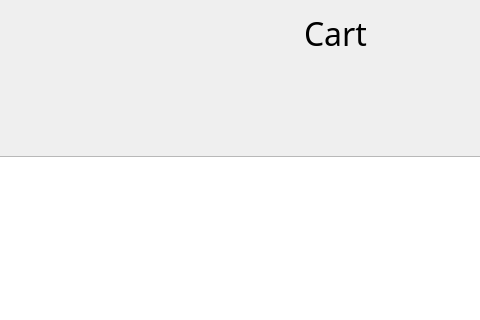
This is cart.ui in arc-bphc/sims-gui as Qt 5 draws it before an edit; both pictures show x 212 to 692 and y 0 to 320 of the 1094 by 795 pixel window. The edited form follows.
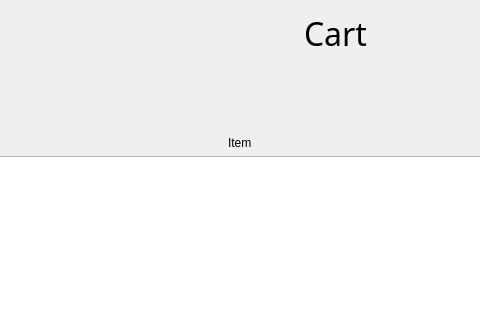
This is the edited form. Icons and pictures are not drawn.

```diff
--- a/cart.ui
+++ b/cart.ui
@@ -47,7 +47,7 @@
        </property>
       </spacer>
      </item>
-     <item row="2" column="3">
+     <item row="3" column="3">
       <layout class="QGridLayout" name="gridLayout">
        <item row="0" column="0" colspan="2" alignment="Qt::AlignHCenter">
         <widget class="QLabel" name="partName">
@@ -236,7 +236,7 @@
        </property>
       </widget>
      </item>
-     <item row="2" column="2">
+     <item row="3" column="2">
       <spacer name="horizontalSpacer_3">
        <property name="orientation">
         <enum>Qt::Horizontal</enum>
@@ -249,7 +249,7 @@
        </property>
       </spacer>
      </item>
-     <item row="2" column="1">
+     <item row="3" column="1">
       <widget class="QListView" name="listView">
        <property name="minimumSize">
         <size>
@@ -265,6 +265,16 @@
        </property>
       </widget>
      </item>
+     <item row="2" column="1" alignment="Qt::AlignHCenter">
+      <widget class="QLabel" name="label_6">
+       <property name="styleSheet">
+        <string notr="true">font: 16pt &quot;Noto Sans&quot;;</string>
+       </property>
+       <property name="text">
+        <string>Item</string>
+       </property>
+      </widget>
+     </item>
     </layout>
    </item>
    <item row="0" column="2">
```
